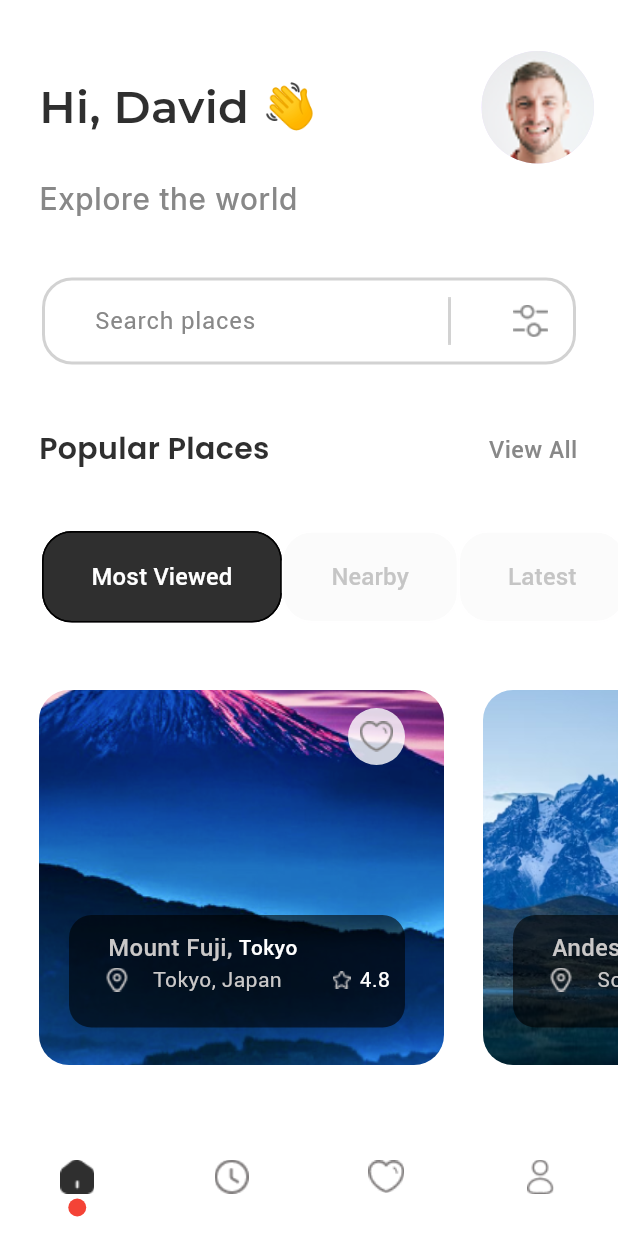
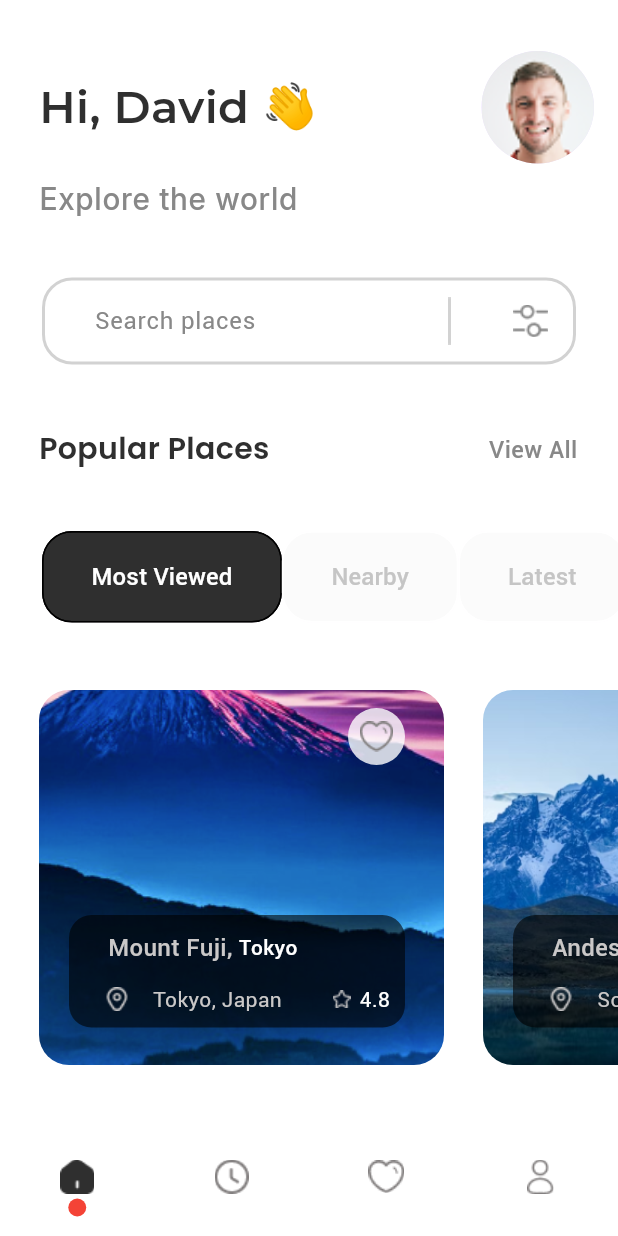
Before and after one commit to JonathanRomeraso/flutter_apliacation_1, a Flutter app: the HomeScreen screen opened by its route, on a phone screen of 412 x 824 dp. Run offline on Flutter 3.47's test engine with Material 3 defaults, Android fonts, the phone set to English and light mode, and no system bars; our stand-ins replace another_flutter_splash_screen, lottie, sqflite; missing offline and left inert: dark_light_button; accounts and stored records are empty.

Commit message:
AddPlaces

```diff
--- a/lib/practica_figma/screens/home_screen.dart
+++ b/lib/practica_figma/screens/home_screen.dart
@@ -8,6 +8,45 @@ class HomeScreen extends StatelessWidget {
   @override
   Widget build(BuildContext context) {
     return Scaffold(
+      /*
+      appBar: AppBar(
+        backgroundColor: Colors.white,
+        elevation: 0,
+        title: Column(
+          crossAxisAlignment: CrossAxisAlignment.start,
+          children: [
+            Text(
+              "Hi, David 👋",
+              style: TextStyle(
+                fontSize: 24,
+                fontFamily: "Montserrat",
+                color: Color.fromRGBO(47, 47, 47, 1),
+                fontWeight: FontWeight.w700,
+              ),
+            ),
+            Text(
+              "Explore the world",
+              style: TextStyle(
+                fontSize: 16,
+                fontFamily: "Inter",
+                color: Color.fromRGBO(136, 136, 136, 1),
+                letterSpacing: 0.5,
+              ),
+            ),
+          ],
+        ),
+        actions: [
+          Padding(
+            padding: const EdgeInsets.only(right: 16),
+            child: CircleAvatar(
+              radius: 30,
+              backgroundImage:
+                  AssetImage("assets/PracticaFigma/avatar/avatar1.png"),
+            ),
+          ),
+        ],
+      ),
+      */
       body: Container(
         height: double.infinity,
         width: double.infinity,
@@ -35,8 +74,8 @@ class HomeScreen extends StatelessWidget {
                     height: 75,
                     width: 75,
                     child: CircleAvatar(
-                      backgroundImage: AssetImage("assets/PracticaFigma/avatar/avatar1.png")
-                    ),
+                        backgroundImage: AssetImage(
+                            "assets/PracticaFigma/avatar/avatar1.png")),
                   ),
                 ],
               ),
@@ -76,7 +115,9 @@ class HomeScreen extends StatelessWidget {
                       children: [
                         Padding(
                           padding: const EdgeInsets.only(right: 26),
-                          child: Image.asset("assets/PracticaFigma/icons/line_icon.png", width: 32),
+                          child: Image.asset(
+                              "assets/PracticaFigma/icons/line_icon.png",
+                              width: 32),
                         ),
                         Padding(
                           padding: const EdgeInsets.only(right: 18.23),
@@ -162,10 +203,24 @@ class HomeScreen extends StatelessWidget {
                     country: "America",
                   ),
                   PlaceCardWidget(
-                    imageUrl: "assets/PracticaFigma/images/places/Place2.png",
-                    placeName: "Andes Mountain",
-                    city: "South",
-                    rating: 4.7,
+                    imageUrl: "assets/PracticaFigma/images/places/Place3.webp",
+                    placeName: "Terrazas de arroz",
+                    city: "Banaue",
+                    rating: 4.6,
+                    country: "Filipinas",
+                  ),
+                  PlaceCardWidget(
+                    imageUrl: "assets/PracticaFigma/images/places/Place4.webp",
+                    placeName: "Taj Mahal",
+                    city: "Agra",
+                    rating: 4.5,
+                    country: "India",
+                  ),
+                  PlaceCardWidget(
+                    imageUrl: "assets/PracticaFigma/images/places/Place6.webp",
+                    placeName: "Gran Cañón",
+                    city: "Arizona",
+                    rating: 4.4,
                     country: "America",
                   ),
                 ],
@@ -187,7 +242,9 @@ class HomeScreen extends StatelessWidget {
               alignment: Alignment.center,
               clipBehavior: Clip.none,
               children: [
-                Image.asset("assets/PracticaFigma/icons/navigation/icon_home.png", height: 22.97),
+                Image.asset(
+                    "assets/PracticaFigma/icons/navigation/icon_home.png",
+                    height: 22.97),
                 Positioned(
                   bottom: -15,
                   child: Container(
@@ -208,7 +265,6 @@ class HomeScreen extends StatelessWidget {
               "assets/PracticaFigma/icons/navigation/icon_clock.png",
               height: 22.97,
             ),
-
             label: "",
           ),
           BottomNavigationBarItem(
@@ -219,7 +275,9 @@ class HomeScreen extends StatelessWidget {
             label: "",
           ),
           BottomNavigationBarItem(
-            icon: Image.asset("assets/PracticaFigma/icons/navigation/icon_user.png", height: 22.97),
+            icon: Image.asset(
+                "assets/PracticaFigma/icons/navigation/icon_user.png",
+                height: 22.97),
             label: "",
           ),
         ],
--- a/lib/practica_figma/views/place_card_widget.dart
+++ b/lib/practica_figma/views/place_card_widget.dart
@@ -12,7 +12,6 @@ class PlaceCardWidget extends StatelessWidget {
     required this.city,
     required this.rating,
     required this.country,
-
     super.key,
   });
   @override
@@ -45,7 +44,6 @@ class PlaceCardWidget extends StatelessWidget {
                 ),
               ),
             ),
-
             GestureDetector(
               onTap: () {
                 Navigator.pushNamed(
@@ -60,7 +58,6 @@ class PlaceCardWidget extends StatelessWidget {
                   },
                 );
               },
-
               child: Container(
                 padding: EdgeInsets.all(10),
                 height: 75,
@@ -100,8 +97,11 @@ class PlaceCardWidget extends StatelessWidget {
                         ],
                       ),
                     ),
-
-                    Row(
+                    Padding(
+                      padding: const EdgeInsets.only(
+                        top: 13,
+                      ),
+                      child: Row(
                         mainAxisAlignment: MainAxisAlignment.spaceBetween,
                         children: [
                           Row(
@@ -112,7 +112,8 @@ class PlaceCardWidget extends StatelessWidget {
                                   right: 16,
                                 ),
                                 child: Image(
-                                image: AssetImage("assets/PracticaFigma/icons/ubi_icon.png"),
+                                  image: AssetImage(
+                                      "assets/PracticaFigma/icons/ubi_icon.png"),
                                   width: 16,
                                   height: 16,
                                 ),
@@ -127,13 +128,15 @@ class PlaceCardWidget extends StatelessWidget {
                               ),
                             ],
                           ),
-
                           Row(
                             children: [
                               Padding(
-                              padding: const EdgeInsets.only(right: 6),
+                                padding: const EdgeInsets.only(
+                                  right: 6,
+                                ),
                                 child: Image(
-                                image: AssetImage("assets/PracticaFigma/icons/start_icon.png"),
+                                  image: AssetImage(
+                                      "assets/PracticaFigma/icons/start_icon.png"),
                                   width: 12,
                                   height: 12,
                                 ),
@@ -150,6 +153,7 @@ class PlaceCardWidget extends StatelessWidget {
                           ),
                         ],
                       ),
+                    ),
                   ],
                 ),
               ),
```
Lines whose indentation alone changed are shown as unchanged.
